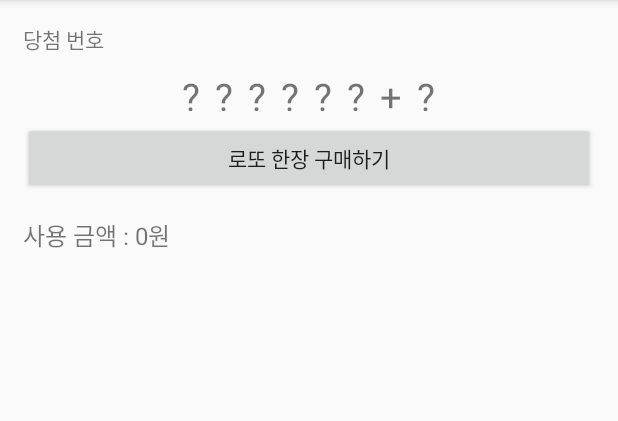
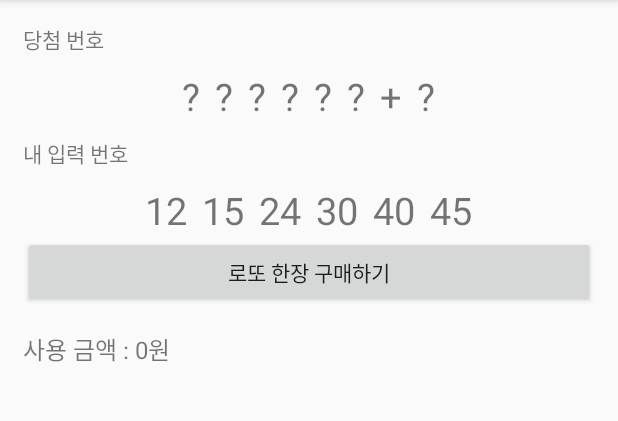
Before and after one commit to seakjh/FinalProject_02_LottoSimulator, an Android app: the screen it shows after launch (MainActivity), on a phone screen of 412 x 824 dp, the part 84-505 px from its top. Run offline under Robolectric (Android 15) with nearby library versions, the phone set to English and light mode, and no system bars; our stand-ins replace data binding.

Commit message:
내 당첨번호 추가

```diff
--- a/app/src/main/res/layout/activity_main.xml
+++ b/app/src/main/res/layout/activity_main.xml
@@ -85,6 +85,63 @@
 
         </LinearLayout>
 
+        <TextView
+            android:layout_width="wrap_content"
+            android:layout_height="wrap_content"
+            android:text="내 입력 번호"
+            android:layout_marginTop="10dp"/>
+
+        <LinearLayout
+            android:layout_width="match_parent"
+            android:layout_height="wrap_content"
+            android:orientation="horizontal"
+            android:gravity="center"
+            android:layout_marginTop="10dp">
+
+            <TextView
+                android:layout_width="wrap_content"
+                android:layout_height="wrap_content"
+                android:textSize="25sp"
+                android:text="12" />
+
+            <TextView
+                android:layout_marginLeft="10dp"
+                android:layout_width="wrap_content"
+                android:layout_height="wrap_content"
+                android:textSize="25sp"
+                android:text="15" />
+
+            <TextView
+                android:layout_marginLeft="10dp"
+                android:layout_width="wrap_content"
+                android:layout_height="wrap_content"
+                android:textSize="25sp"
+                android:text="24" />
+
+            <TextView
+                android:layout_marginLeft="10dp"
+                android:layout_width="wrap_content"
+                android:layout_height="wrap_content"
+                android:textSize="25sp"
+                android:text="30" />
+
+            <TextView
+                android:layout_marginLeft="10dp"
+                android:layout_width="wrap_content"
+                android:layout_height="wrap_content"
+                android:textSize="25sp"
+                android:text="40" />
+
+            <TextView
+                android:layout_marginLeft="10dp"
+                android:layout_width="wrap_content"
+                android:layout_height="wrap_content"
+                android:textSize="25sp"
+                android:text="45" />
+
+        </LinearLayout>
+
+
         <Button
             android:id="@+id/buyOneLottoBtn"
             android:layout_width="match_parent"
```
